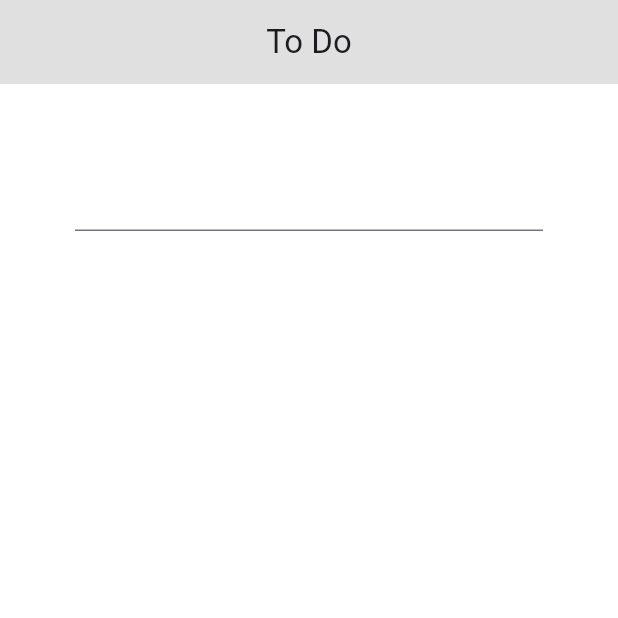
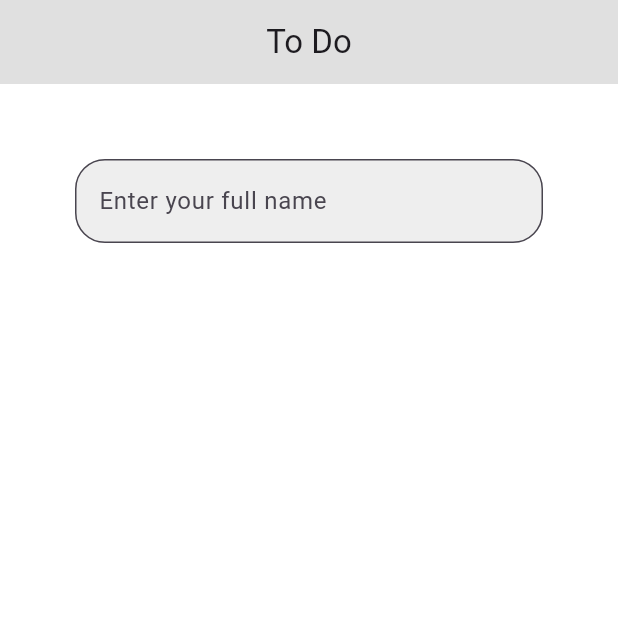
Before and after one commit to Ratndeep1999/to_do_app, a Flutter app: the SignUpPage screen opened directly, on a phone screen of 412 x 824 dp, the top half of it. Run offline on Flutter 3.47's test engine with Material 3 defaults, Android fonts, the light colour scheme and no system bars.

Commit message:
sign_up_page.dart : appbar add, form add, key add, full name text field add

```diff
--- a/lib/sign_up_page.dart
+++ b/lib/sign_up_page.dart
@@ -8,8 +8,8 @@ class SignUpPage extends StatefulWidget {
 }
 
 class _SignUpPageState extends State<SignUpPage> {
-
   final GlobalKey _formKey = GlobalKey<FormState>();
+  final TextEditingController _fullNameController = TextEditingController();
 
   @override
   Widget build(BuildContext context) {
@@ -22,14 +22,24 @@ class _SignUpPageState extends State<SignUpPage> {
       ),
       body: SafeArea(
         child: Form(
-            key: _formKey ,
+          key: _formKey,
           child: Padding(
             padding: const EdgeInsets.symmetric(horizontal: 50),
             child: Column(
               children: [
-                  SizedBox(height: 50,),
+                SizedBox(height: 50),
 
-                  TextFormField(),
+                TextFormField(
+                  controller: _fullNameController,
+                  decoration: InputDecoration(
+                    hintText: 'Enter your full name',
+                    filled: true,
+                    fillColor: Colors.grey.shade200,
+                    border: OutlineInputBorder(
+                      borderRadius: BorderRadius.circular(20),
+                    ),
+                  ),
+                ),
               ],
             ),
           ),
```
Lines whose indentation alone changed are shown as unchanged.
